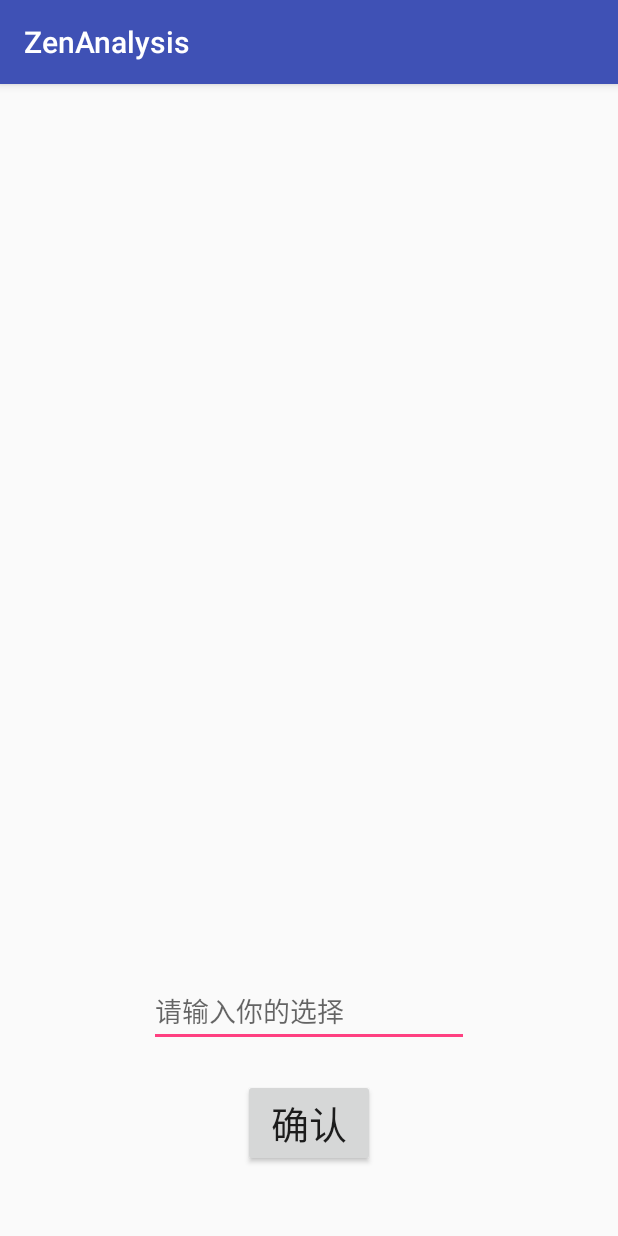
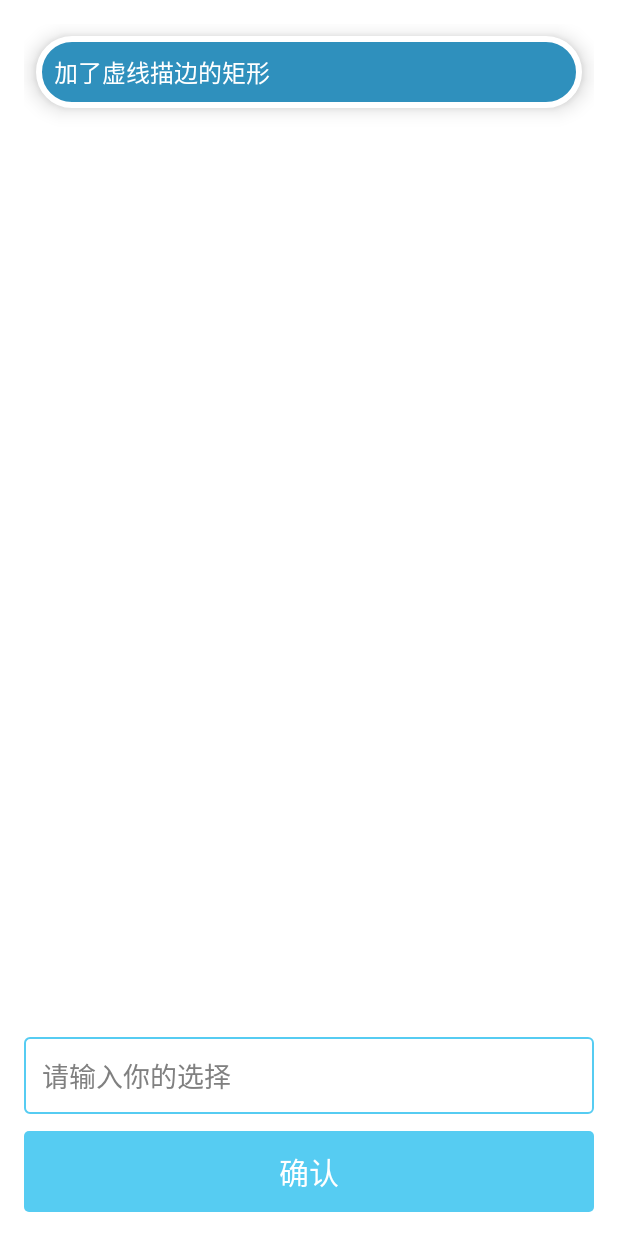
Before and after one commit to UPCAndroid/ZenAnalysis, an Android app: the screen it shows after launch (MainActivity), on a phone screen of 412 x 824 dp. Run offline under Robolectric (Android 15) with nearby library versions, the phone set to English and light mode, and no system bars.

Commit message:
add button
add button

```diff
--- a/android/app/src/main/AndroidManifest.xml
+++ b/android/app/src/main/AndroidManifest.xml
@@ -7,7 +7,7 @@
         android:icon="@mipmap/ic_launcher"
         android:label="@string/app_name"
         android:supportsRtl="true"
-        android:theme="@style/AppTheme">
+        android:theme="@android:style/Theme.NoTitleBar">
         <activity android:name=".MainActivity">
             <intent-filter>
                 <action android:name="android.intent.action.MAIN" />
--- a/android/app/src/main/java/com/zenalysis/zenanalysis/MainActivity.java
+++ b/android/app/src/main/java/com/zenalysis/zenanalysis/MainActivity.java
@@ -1,5 +1,6 @@
 package com.zenalysis.zenanalysis;
 
+import android.app.Activity;
 import android.support.v7.app.AppCompatActivity;
 import android.os.Bundle;
 import android.view.KeyEvent;
@@ -10,7 +11,7 @@ import android.widget.EditText;
 import android.widget.TextView;
 import android.widget.Toast;
 
-public class MainActivity extends AppCompatActivity {
+public class MainActivity extends Activity {
 
     @Override
     protected void onCreate(Bundle savedInstanceState) {
--- a/android/app/src/main/res/drawable/bg_circle_with_stroke_dash.xml
+++ b/android/app/src/main/res/drawable/bg_circle_with_stroke_dash.xml
@@ -7,4 +7,6 @@
         android:right="12dp"
         android:top="12dp"/>
     <corners android:radius="200dp"/>
+    <stroke android:color="#fff"
+        android:width="4dp"/>
 </shape>
--- /dev/null
+++ b/android/app/src/main/res/drawable/blue_button.xml
@@ -0,0 +1,10 @@
+<?xml version="1.0" encoding="utf-8"?>
+<shape xmlns:android="http://schemas.android.com/apk/res/android"
+    android:shape="rectangle">
+    <solid android:color="@color/lightBlue" />
+    <corners android:radius="3dp"/>
+    <padding android:top="12dp"
+        android:right="12dp"
+        android:bottom="12dp"
+        android:left="12dp"/>
+</shape>
--- /dev/null
+++ b/android/app/src/main/res/drawable/input_area.xml
@@ -0,0 +1,11 @@
+<?xml version="1.0" encoding="utf-8"?>
+<shape xmlns:android="http://schemas.android.com/apk/res/android"
+    android:shape="rectangle">
+    <stroke android:color="@color/lightBlue"
+            android:width="1dp"/>
+    <padding android:top="12dp"
+        android:right="12dp"
+        android:bottom="12dp"
+        android:left="12dp"/>
+    <corners android:radius="3dp" />
+</shape>
--- a/android/app/src/main/res/layout/activity_main.xml
+++ b/android/app/src/main/res/layout/activity_main.xml
@@ -4,31 +4,44 @@
     android:id="@+id/activity_main"
     android:layout_width="match_parent"
     android:layout_height="match_parent"
+    android:background="@android:color/white"
     android:paddingBottom="@dimen/activity_vertical_margin"
     android:paddingLeft="@dimen/activity_horizontal_margin"
     android:paddingRight="@dimen/activity_horizontal_margin"
     android:paddingTop="@dimen/activity_vertical_margin"
     tools:context="com.zenalysis.zenanalysis.MainActivity">
 
+    <TextView
+        android:layout_width="match_parent"
+        android:layout_height="wrap_content"
+        android:layout_margin="8dp"
+        android:text="加了虚线描边的矩形"
+        android:textSize="16sp"
+        android:textColor="@android:color/white"
+        android:background="@drawable/bg_circle_with_stroke_dash"
+        android:id="@+id/textView2"
+        android:elevation="8dp"/>
 
     <Button
         android:id="@+id/confirmBtn"
-        android:layout_width="wrap_content"
+        android:layout_width="match_parent"
         android:layout_height="wrap_content"
-        android:textSize="25sp"
+        android:textSize="20dp"
         android:text="@string/confirm_btn"
-        android:layout_marginBottom="30dp"
+        android:textColor="@android:color/white"
+        android:background="@drawable/blue_button"
         android:layout_alignParentBottom="true"
-        android:layout_centerHorizontal="true" />
+        android:layout_alignParentStart="true" />
 
     <EditText
         android:id="@+id/choice_input"
-        android:layout_width="wrap_content"
+        android:layout_width="match_parent"
         android:layout_height="wrap_content"
         android:ems="10"
         android:inputType="textPersonName"
         android:hint="@string/choice_input_holder"
-        android:layout_marginBottom="21dp"
+        android:layout_marginBottom="11dp"
+        android:background="@drawable/input_area"
         android:layout_above="@+id/confirmBtn"
-        android:layout_centerHorizontal="true" />
+        android:layout_alignParentStart="true" />
 </RelativeLayout>
--- a/android/app/src/main/res/values/colors.xml
+++ b/android/app/src/main/res/values/colors.xml
@@ -3,4 +3,5 @@
     <color name="colorPrimary">#3F51B5</color>
     <color name="colorPrimaryDark">#303F9F</color>
     <color name="colorAccent">#FF4081</color>
+    <color name="lightBlue">#56ccf2</color>
 </resources>
```
